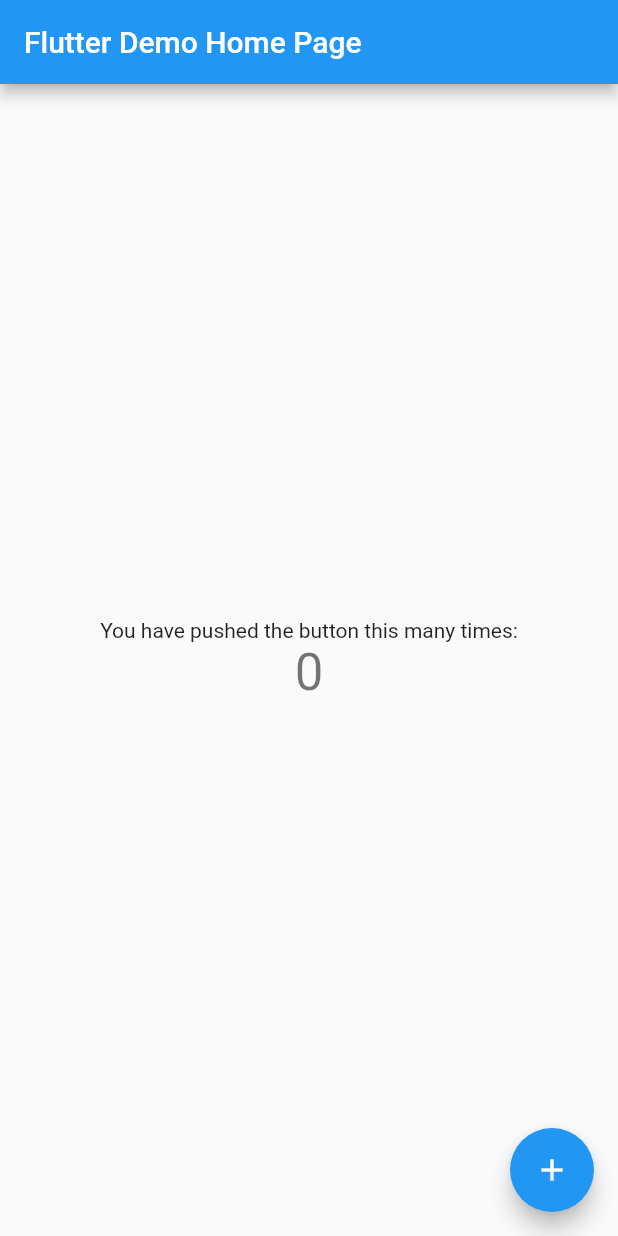
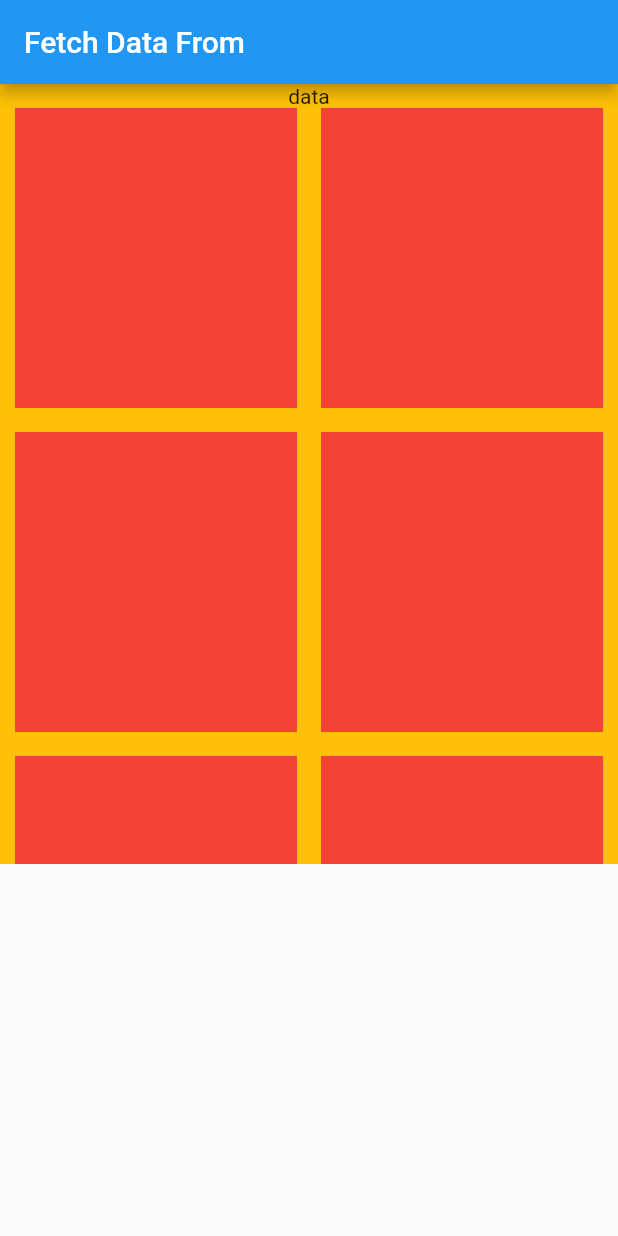
Before and after one commit to xaakib/crud_api, a Flutter app: the screen it shows after launch, on a phone screen of 412 x 824 dp. Run offline on Flutter 3.47's test engine with Material 2 defaults, Android fonts, the phone set to English and light mode, and no system bars.

```diff
--- a/lib/main.dart
+++ b/lib/main.dart
@@ -1,4 +1,6 @@
 import 'package:flutter/material.dart';
+
+import 'screens/homepage.dart';
 
 void main() {
   runApp(MyApp());
@@ -26,92 +28,7 @@ class MyApp extends StatelessWidget {
         // closer together (more dense) than on mobile platforms.
         visualDensity: VisualDensity.adaptivePlatformDensity,
       ),
-      home: MyHomePage(title: 'Flutter Demo Home Page'),
+      home: HomePage(),
     );
   }
 }
-
-class MyHomePage extends StatefulWidget {
-  MyHomePage({Key key, this.title}) : super(key: key);
-
-  // This widget is the home page of your application. It is stateful, meaning
-  // that it has a State object (defined below) that contains fields that affect
-  // how it looks.
-
-  // This class is the configuration for the state. It holds the values (in this
-  // case the title) provided by the parent (in this case the App widget) and
-  // used by the build method of the State. Fields in a Widget subclass are
-  // always marked "final".
-
-  final String title;
-
-  @override
-  _MyHomePageState createState() => _MyHomePageState();
-}
-
-class _MyHomePageState extends State<MyHomePage> {
-  int _counter = 0;
-
-  void _incrementCounter() {
-    setState(() {
-      // This call to setState tells the Flutter framework that something has
-      // changed in this State, which causes it to rerun the build method below
-      // so that the display can reflect the updated values. If we changed
-      // _counter without calling setState(), then the build method would not be
-      // called again, and so nothing would appear to happen.
-      _counter++;
-    });
-  }
-
-  @override
-  Widget build(BuildContext context) {
-    // This method is rerun every time setState is called, for instance as done
-    // by the _incrementCounter method above.
-    //
-    // The Flutter framework has been optimized to make rerunning build methods
-    // fast, so that you can just rebuild anything that needs updating rather
-    // than having to individually change instances of widgets.
-    return Scaffold(
-      appBar: AppBar(
-        // Here we take the value from the MyHomePage object that was created by
-        // the App.build method, and use it to set our appbar title.
-        title: Text(widget.title),
-      ),
-      body: Center(
-        // Center is a layout widget. It takes a single child and positions it
-        // in the middle of the parent.
-        child: Column(
-          // Column is also a layout widget. It takes a list of children and
-          // arranges them vertically. By default, it sizes itself to fit its
-          // children horizontally, and tries to be as tall as its parent.
-          //
-          // Invoke "debug painting" (press "p" in the console, choose the
-          // "Toggle Debug Paint" action from the Flutter Inspector in Android
-          // Studio, or the "Toggle Debug Paint" command in Visual Studio Code)
-          // to see the wireframe for each widget.
-          //
-          // Column has various properties to control how it sizes itself and
-          // how it positions its children. Here we use mainAxisAlignment to
-          // center the children vertically; the main axis here is the vertical
-          // axis because Columns are vertical (the cross axis would be
-          // horizontal).
-          mainAxisAlignment: MainAxisAlignment.center,
-          children: <Widget>[
-            Text(
-              'You have pushed the button this many times:',
-            ),
-            Text(
-              '$_counter',
-              style: Theme.of(context).textTheme.headline4,
-            ),
-          ],
-        ),
-      ),
-      floatingActionButton: FloatingActionButton(
-        onPressed: _incrementCounter,
-        tooltip: 'Increment',
-        child: Icon(Icons.add),
-      ), // This trailing comma makes auto-formatting nicer for build methods.
-    );
-  }
-}
--- /dev/null
+++ b/lib/screens/homepage.dart
@@ -0,0 +1,48 @@
+import 'package:flutter/material.dart';
+import 'package:flutter_staggered_grid_view/flutter_staggered_grid_view.dart';
+
+class HomePage extends StatefulWidget {
+  @override
+  _HomePageState createState() => _HomePageState();
+}
+
+class _HomePageState extends State<HomePage> {
+  @override
+  Widget build(BuildContext context) {
+    return Scaffold(
+      appBar: AppBar(
+        title: Text("Fetch Data From "),
+      ),
+      body: Container(
+        height: 520,
+        width: MediaQuery.of(context).size.width,
+        color: Colors.amber,
+        child: Column(
+          crossAxisAlignment: CrossAxisAlignment.center,
+          children: [
+            Text("data"),
+            Expanded(
+              child: Padding(
+                padding: const EdgeInsets.symmetric(horizontal: 10),
+                child: StaggeredGridView.countBuilder(
+                  crossAxisCount: 2,
+                  staggeredTileBuilder: (index) => StaggeredTile.fit(1),
+                  itemCount: 100,
+                  crossAxisSpacing: 16,
+                  mainAxisSpacing: 16,
+                  itemBuilder: (context, index) {
+                    return Container(
+                      height: 200,
+                      width: 100,
+                      color: Colors.red,
+                    );
+                  },
+                ),
+              ),
+            )
+          ],
+        ),
+      ),
+    );
+  }
+}
```
Also changed, not shown: pubspec.yaml (+3 -9 lines), lib/crontroller/product_controller.dart (added), lib/model/product.dart (added), pubspec.lock, 1 other file.
